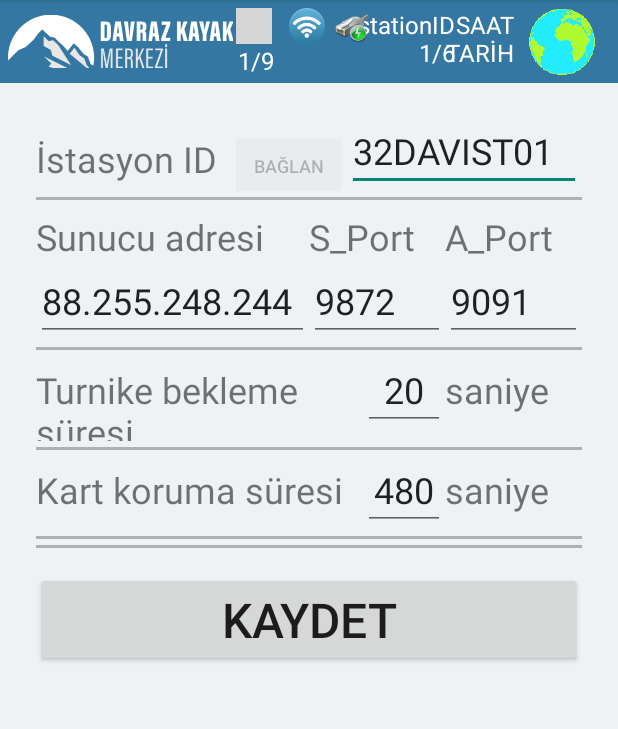
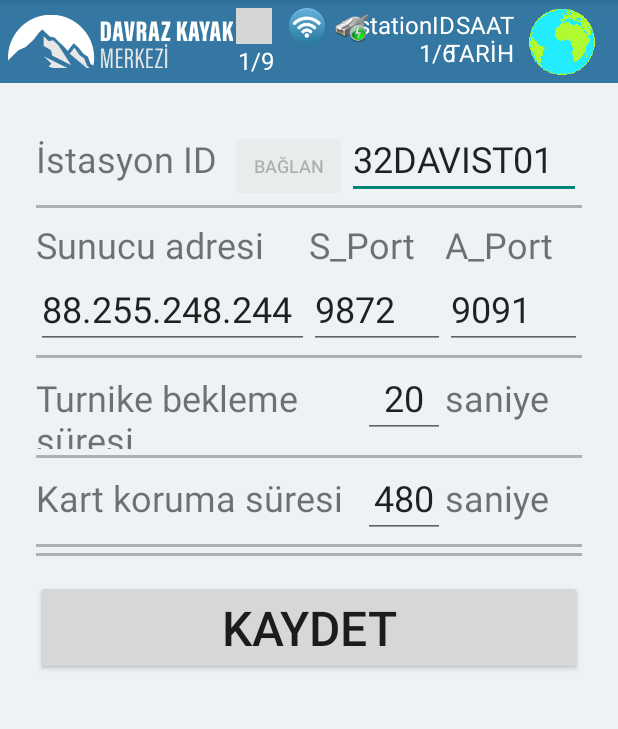
Before and after one commit to atakanargn/DAVRAZ_VALIDATOR, an Android app: the layout activity_settings.xml on its own in the app's theme, with its tools: preview values and no code run, on a phone screen of 412 x 824 dp, the part 84-813 px from its top. Run offline under Robolectric (Android 15) with nearby library versions, the phone set to English and light mode, and no system bars; grey boxes are pictures that could not be loaded.

Commit message:
Revert "Enes"

```diff
--- a/app/src/main/java/com/telpo/davraz/MainActivity.java
+++ b/app/src/main/java/com/telpo/davraz/MainActivity.java
@@ -219,9 +219,9 @@ public class MainActivity extends Activity {
         socketPort = myDb.ayarGetir("socketPort");
         apiPort   = myDb.ayarGetir("apiPort");
 
-    /*    if(myDb.ayarGetir("kurulum").equals("0")){
+        if(myDb.ayarGetir("kurulum").equals("0")){
             startActivity(new Intent(MainActivity.this,Settings.class));
-        }*/
+        }
 
         initUI();
 
@@ -281,27 +281,12 @@ public class MainActivity extends Activity {
                 currentDateandTime = new SimpleDateFormat("dd-MM-yyyy\nHH:mm:ss").format(new Date());
                 DateTime.setText(currentDateandTime);
 
-
                 if(sayac>=246){
                     String path = "android.resource://" + getPackageName() + "/" + R.raw.video1;
                     video.setVideoURI(Uri.parse(path));
                     video.start();
                     sayac=0;
                 }
-
-                 /*   String path = "android.resource://" + getPackageName() + "/" + R.raw.video1;
-                    video.setVideoURI(Uri.parse(path));
-                    video.setOnPreparedListener(new MediaPlayer.OnPreparedListener() {
-                        @Override
-                        public void onPrepared(MediaPlayer mediaPlayer) {
-                            mediaPlayer.setLooping(true);
-
-                        }
-                    });
-
-                    video.start();
-*/
-
 
                 if(sayac%15==0) socketeBaglan();
 
@@ -334,8 +319,8 @@ public class MainActivity extends Activity {
             @Override
             public void run() {
                 if(myDb.ayarGetir("kurulum").equals("1")){
+                    guncelle();
                 }
-                    guncelle();
                 veriIletimiTimer.postDelayed(this,10000);
             }
         }, 1000);
@@ -1171,7 +1156,7 @@ public class MainActivity extends Activity {
                 if(myDb.tarifeFee(kart_tipii)==0){
                     txtKartaYazilacak.setText("KARTINIZI ÇEKEBİLİRSİNİZ\n\nIyi eğlenceler!");
                 }else{
-                    txtKartaYazilacak.setText("KARTINIZI ÇEKEBİLİRSİNİZ\n\nIyi eğlenceler!\nKALAN BAKIYE : "+ strYeniBakiye);
+                    txtKartaYazilacak.setText("KARTINIZI ÇEKEBİLİRSİNİZ\n\nIyi eğlenceler!\nKALAN BAKIYE : "+ strBakiye);
                 }
                 linearLayout.getBackground().setTint(green);
                 data = basilanID+",KOOP2021,"+ strYeniBakiye +","+kart_tipii;
--- a/app/src/main/java/com/telpo/davraz/Settings.java
+++ b/app/src/main/java/com/telpo/davraz/Settings.java
@@ -152,6 +152,8 @@ public class Settings extends Activity {
         turnikeBekleme_edit.setText(myDb.ayarGetir("turnikeBekleme"));
         kartBekleme_edit.setText(myDb.ayarGetir("kartBekleme"));
         try{
+
+
             IO.Options options = new IO.Options();
             OkHttpClient.Builder clientBuilder = new OkHttpClient.Builder()
                     .connectTimeout(0, TimeUnit.MILLISECONDS)
--- a/app/src/main/res/layout/activity_settings.xml
+++ b/app/src/main/res/layout/activity_settings.xml
@@ -41,7 +41,7 @@
             <EditText
                 android:id="@+id/istasyonID_edit"
                 android:layout_width="0dp"
-                android:layout_height="match_parent"
+                android:layout_height="wrap_content"
                 android:layout_weight=".6"
                 android:inputType="text"
                 android:text="32DAVIST01"
```
